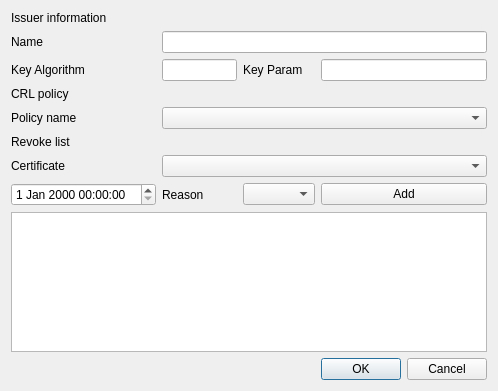
First picture: the form in CAMan/make_crl_dlg.ui, repository jykim74/CertMan, before the edit.
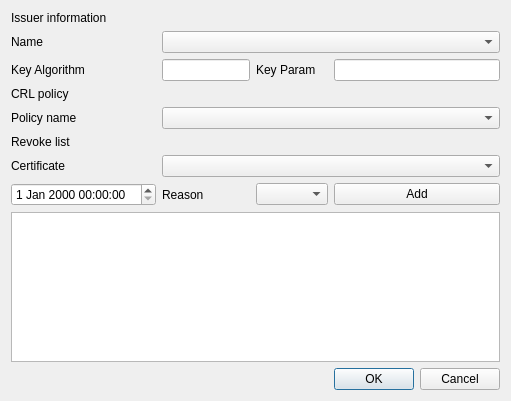
Second picture: the form after the edit.

Patch:
```diff
--- a/CAMan/make_crl_dlg.ui
+++ b/CAMan/make_crl_dlg.ui
@@ -6,8 +6,8 @@
    <rect>
     <x>0</x>
     <y>0</y>
-    <width>498</width>
-    <height>391</height>
+    <width>511</width>
+    <height>401</height>
    </rect>
   </property>
   <property name="windowTitle">
@@ -54,9 +54,6 @@
      </property>
     </widget>
    </item>
-   <item row="1" column="1" colspan="3">
-    <widget class="QLineEdit" name="lineEdit"/>
-   </item>
    <item row="4" column="0">
     <widget class="QLabel" name="label_6">
      <property name="text">
@@ -131,6 +128,9 @@
      </property>
     </spacer>
    </item>
+   <item row="1" column="1" colspan="3">
+    <widget class="QComboBox" name="mIssuerNameCombo"/>
+   </item>
   </layout>
  </widget>
  <resources/>
```
Left out of the diff: 18 changed lines with no effect on the pictures.
